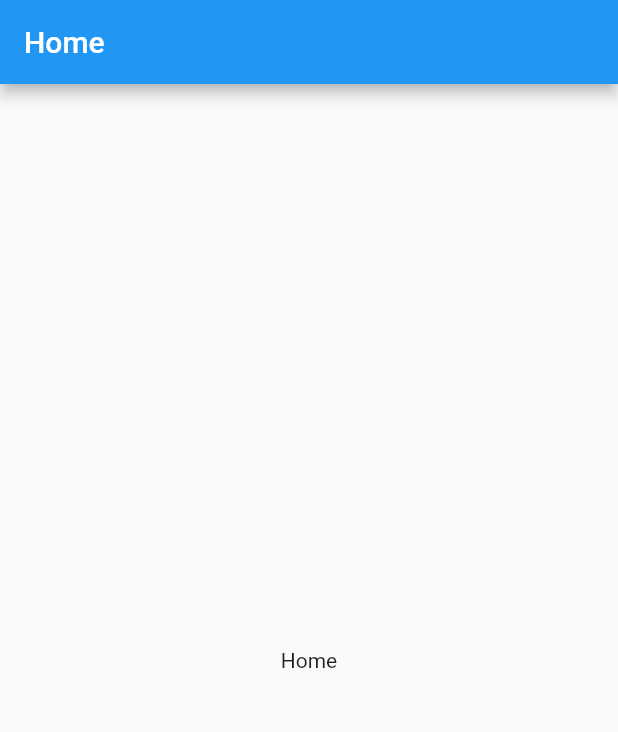
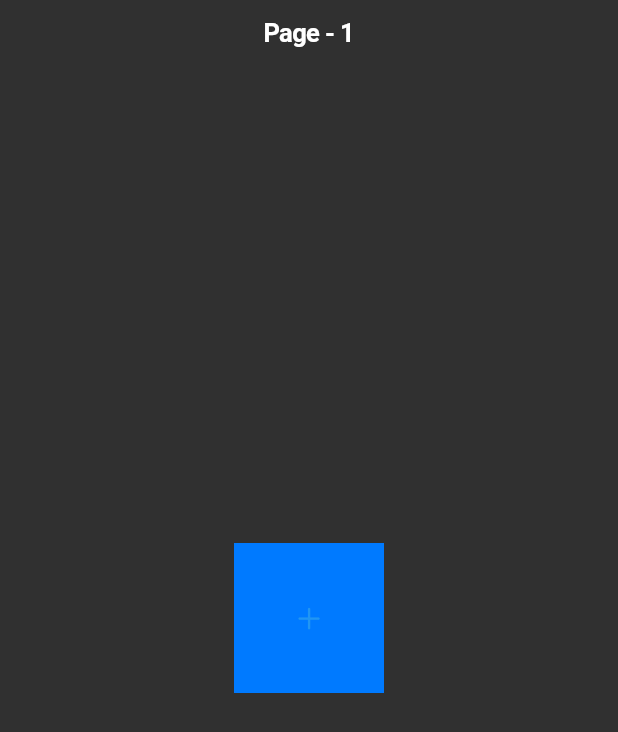
Before and after one commit to HYAdonisCoding/adam_20190822_flutter_app, a Flutter app: the screen it shows after launch, on a phone screen of 412 x 824 dp. Shown: the top 732 px of the screen. Run offline on Flutter 3.47's test engine with Material 2 defaults, Android fonts, the phone set to English and light mode, and no system bars.

Commit message:
Flutter Right Back

```diff
--- a/lib/main.dart
+++ b/lib/main.dart
@@ -1,5 +1,5 @@
 import 'package:flutter/material.dart';
-import 'splash_screen.dart';
+import 'right_back_demo.dart';
 
 void main()=>runApp(MyApp());
 
@@ -7,11 +7,10 @@ class MyApp extends StatelessWidget {
   @override
   Widget build(BuildContext context) {
     return MaterialApp(
-      title: 'Flutter Splash Screen',
+      title: 'Flutter Right Back',
       debugShowCheckedModeBanner: false,
-      //自定义主题样本
-      theme: ThemeData(primarySwatch: Colors.blue),
-      home: SplashScreen()
+      theme: ThemeData.dark(),
+      home: RightBackDemo(1),
     );
   }
 }
--- /dev/null
+++ b/lib/right_back_demo.dart
@@ -0,0 +1,35 @@
+import 'package:flutter/cupertino.dart';
+
+class RightBackDemo extends StatelessWidget {
+
+  var pageIndex;
+  RightBackDemo(this.pageIndex);
+
+  @override
+  Widget build(BuildContext context) {
+
+
+
+    return CupertinoPageScaffold(
+      navigationBar: CupertinoNavigationBar(previousPageTitle:'Page - ${pageIndex-1}', middle: Text('Page - $pageIndex'),),
+      child: Center(
+        child: Container(
+          height: 100.0,
+          width: 100.0,
+          color: CupertinoColors.activeBlue,
+          child: CupertinoButton(
+            child: Icon(CupertinoIcons.add),
+            onPressed: (){
+              Navigator.of(context).push(
+                CupertinoPageRoute(builder: (BuildContext context){
+                  return RightBackDemo(pageIndex+1);
+                })
+              );
+            },
+          ),
+        ),
+      ),
+
+    );
+  }
+}
```
